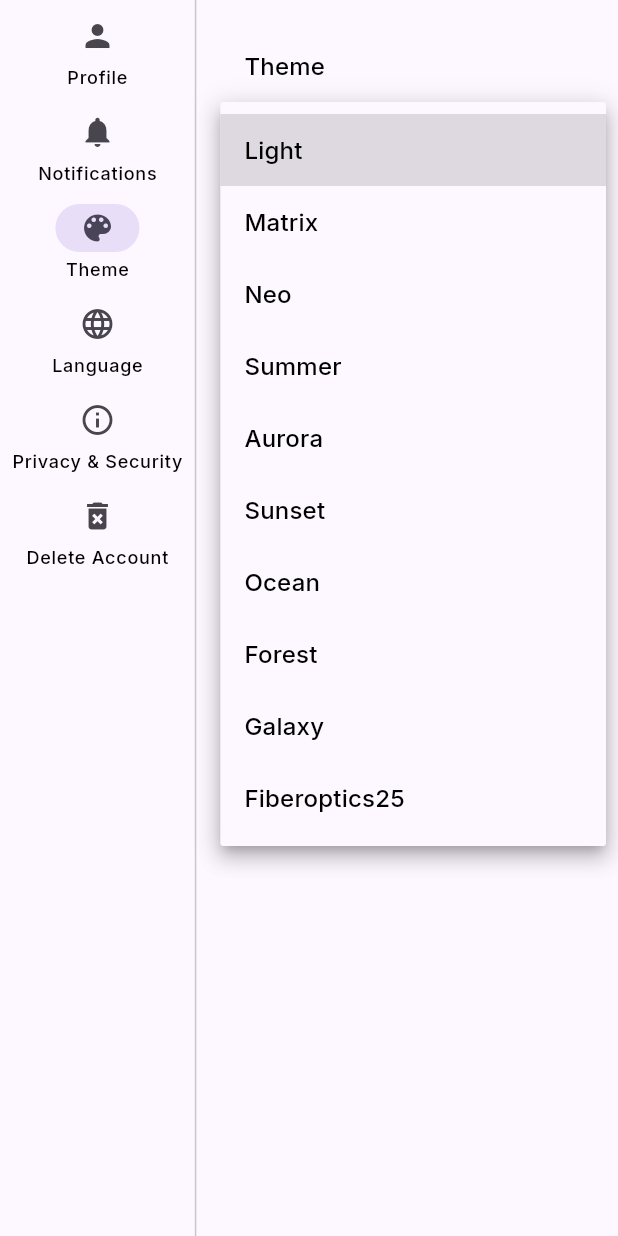
After one commit to CodeNinjaGuy/togetherdo, a Flutter app: the ProfileScreenDesktop screen opened directly, after a tap on "Notifications", after a tap on "Theme", after a tap on "Light", on a phone screen of 412 x 824 dp. The commit adds this screen. Run offline on Flutter 3.47's test engine with Material 3 defaults, Android fonts, the phone set to English and light mode, and no system bars; our stand-ins replace cloud_firestore, cloud_functions, equatable, firebase_auth, firebase_core, firebase_messaging and 7 more; accounts and stored records are empty.

Commit message:
Profilscreen finalisiert, Desktop/iPad-Layout, Theme-Auswahl, Datenschutz-Info, Navigation-Stack-Fix, UI-Polish

```diff
--- a/lib/screens/home/home_screen.dart
+++ b/lib/screens/home/home_screen.dart
@@ -76,10 +76,10 @@ class _HomeScreenState extends State<HomeScreen> {
                 });
                 switch (index) {
                   case 0:
-                    context.push('/');
+                    context.go('/');
                     break;
                   case 1:
-                    context.push('/profile');
+                    context.go('/profile');
                     break;
                 }
               },
--- /dev/null
+++ b/lib/screens/profile/profile_screen_desktop.dart
@@ -0,0 +1,386 @@
+import 'package:flutter/material.dart';
+import 'package:flutter_bloc/flutter_bloc.dart';
+import 'package:togetherdo/l10n/app_localizations.dart';
+import '../../blocs/auth/auth_bloc.dart';
+import '../../blocs/auth/auth_state.dart';
+import '../../blocs/auth/auth_event.dart';
+import '../../blocs/theme/theme_bloc.dart';
+import '../../blocs/theme/theme_state.dart';
+import '../../blocs/theme/theme_event.dart';
+import '../../widgets/profile/language_selector.dart';
+import 'notification_settings_screen.dart';
+
+class ProfileScreenDesktop extends StatefulWidget {
+  const ProfileScreenDesktop({Key? key}) : super(key: key);
+
+  @override
+  State<ProfileScreenDesktop> createState() => _ProfileScreenDesktopState();
+}
+
+class _ProfileScreenDesktopState extends State<ProfileScreenDesktop> {
+  int _selectedIndex = 0;
+
+  @override
+  Widget build(BuildContext context) {
+    final l10n = AppLocalizations.of(context);
+    if (l10n == null) {
+      return const Center(child: CircularProgressIndicator());
+    }
+
+    final List<_ProfileSection> sections = [
+      _ProfileSection(
+        icon: Icons.person,
+        label: l10n.profile,
+        builder: _buildProfileSection,
+      ),
+      _ProfileSection(
+        icon: Icons.notifications,
+        label: l10n.notifications,
+        builder: _buildNotificationSection,
+      ),
+      _ProfileSection(
+        icon: Icons.color_lens,
+        label: l10n.theme,
+        builder: _buildThemeSection,
+      ),
+      _ProfileSection(
+        icon: Icons.language,
+        label: l10n.language,
+        builder: _buildLanguageSection,
+      ),
+      _ProfileSection(
+        icon: Icons.info_outline,
+        label: l10n.privacySecurity,
+        builder: _buildPrivacySection,
+      ),
+      _ProfileSection(
+        icon: Icons.delete_forever,
+        label: l10n.deleteAccount,
+        builder: _buildDeleteAccountSection,
+      ),
+    ];
+
+    return Scaffold(
+      body: Row(
+        children: [
+          NavigationRail(
+            selectedIndex: _selectedIndex,
+            onDestinationSelected: (index) {
+              setState(() {
+                _selectedIndex = index;
+              });
+            },
+            labelType: NavigationRailLabelType.all,
+            destinations: [
+              for (final section in sections)
+                NavigationRailDestination(
+                  icon: Icon(section.icon),
+                  label: Text(section.label),
+                ),
+            ],
+          ),
+          const VerticalDivider(width: 1),
+          Expanded(
+            child: Padding(
+              padding: const EdgeInsets.all(32),
+              child: sections[_selectedIndex].builder(context, l10n),
+            ),
+          ),
+        ],
+      ),
+    );
+  }
+
+  Widget _buildProfileSection(BuildContext context, AppLocalizations l10n) {
+    final authState = context.watch<AuthBloc>().state;
+    if (authState is! AuthAuthenticated) {
+      return const Center(child: CircularProgressIndicator());
+    }
+    final user = authState.user;
+    final displayNameController = TextEditingController(text: user.displayName);
+    bool isEditing = false;
+
+    return StatefulBuilder(
+      builder: (context, setState) {
+        return Column(
+          crossAxisAlignment: CrossAxisAlignment.start,
+          children: [
+            Row(
+              children: [
+                Stack(
+                  children: [
+                    CircleAvatar(
+                      radius: 40,
+                      backgroundImage: user.avatarUrl != null
+                          ? NetworkImage(user.avatarUrl!)
+                          : null,
+                      child: user.avatarUrl == null
+                          ? Text(
+                              user.displayName.isNotEmpty
+                                  ? user.displayName[0].toUpperCase()
+                                  : 'U',
+                              style: const TextStyle(
+                                fontSize: 32,
+                                fontWeight: FontWeight.bold,
+                              ),
+                            )
+                          : null,
+                    ),
+                    Positioned(
+                      bottom: 0,
+                      right: 0,
+                      child: IconButton(
+                        icon: const Icon(Icons.camera_alt),
+                        tooltip: l10n.avatarUpload,
+                        onPressed: () {
+                          // Avatar-Upload-Logik (optional)
+                        },
+                      ),
+                    ),
+                  ],
+                ),
+                const SizedBox(width: 32),
+                Expanded(
+                  child: Column(
+                    crossAxisAlignment: CrossAxisAlignment.start,
+                    children: [
+                      isEditing
+                          ? TextFormField(
+                              controller: displayNameController,
+                              decoration: InputDecoration(
+                                labelText: l10n.displayName,
+                                border: const OutlineInputBorder(),
+                              ),
+                            )
+                          : Text(
+                              user.displayName,
+                              style: Theme.of(context).textTheme.headlineSmall,
+                            ),
+                      const SizedBox(height: 8),
+                      Text(user.email),
+                      const SizedBox(height: 8),
+                      Text(
+                        '${l10n.memberSince} ${_formatDate(user.createdAt)}',
+                      ),
+                    ],
+                  ),
+                ),
+                const SizedBox(width: 16),
+                isEditing
+                    ? Row(
+                        children: [
+                          ElevatedButton(
+                            onPressed: () {
+                              // Speichern
+                              context.read<AuthBloc>().add(
+                                AuthUpdateProfileRequested(
+                                  displayName: displayNameController.text
+                                      .trim(),
+                                ),
+                              );
+                              setState(() => isEditing = false);
+                            },
+                            child: Text(l10n.save),
+                          ),
+                          const SizedBox(width: 8),
+                          OutlinedButton(
+                            onPressed: () {
+                              displayNameController.text = user.displayName;
+                              setState(() => isEditing = false);
+                            },
+                            child: Text(l10n.cancel),
+                          ),
+                        ],
+                      )
+                    : OutlinedButton.icon(
+                        onPressed: () => setState(() => isEditing = true),
+                        icon: const Icon(Icons.edit),
+                        label: Text(l10n.editProfile),
+                      ),
+              ],
+            ),
+          ],
+        );
+      },
+    );
+  }
+
+  String _formatDate(DateTime date) {
+    return '${date.day.toString().padLeft(2, '0')}.${date.month.toString().padLeft(2, '0')}.${date.year}';
+  }
+
+  Widget _buildNotificationSection(
+    BuildContext context,
+    AppLocalizations l10n,
+  ) {
+    return const NotificationSettingsScreen();
+  }
+
+  Widget _buildThemeSection(BuildContext context, AppLocalizations l10n) {
+    return BlocBuilder<ThemeBloc, ThemeState>(
+      builder: (context, themeState) {
+        String currentTheme = 'Light';
+        if (themeState is ThemeLoadSuccess) {
+          currentTheme = themeState.themeName;
+        } else if (themeState is ThemeChangedSuccess) {
+          currentTheme = themeState.themeName;
+        }
+        return Column(
+          crossAxisAlignment: CrossAxisAlignment.start,
+          children: [
+            Text(l10n.theme, style: Theme.of(context).textTheme.titleMedium),
+            const SizedBox(height: 16),
+            DropdownButtonFormField<String>(
+              value: currentTheme,
+              decoration: InputDecoration(
+                labelText: l10n.theme,
+                border: const OutlineInputBorder(),
+              ),
+              items:
+                  [
+                    'Light',
+                    'Matrix',
+                    'Neo',
+                    'Summer',
+                    'Aurora',
+                    'Sunset',
+                    'Ocean',
+                    'Forest',
+                    'Galaxy',
+                    'Fiberoptics25',
+                  ].map((theme) {
+                    String localizedThemeName;
+                    switch (theme) {
+                      case 'Light':
+                        localizedThemeName = l10n.theme_light;
+                        break;
+                      case 'Matrix':
+                        localizedThemeName = l10n.theme_matrix;
+                        break;
+                      case 'Neo':
+                        localizedThemeName = l10n.theme_neo;
+                        break;
+                      case 'Summer':
+                        localizedThemeName = l10n.theme_summer;
+                        break;
+                      case 'Aurora':
+                        localizedThemeName = l10n.theme_aurora;
+                        break;
+                      case 'Sunset':
+                        localizedThemeName = l10n.theme_sunset;
+                        break;
+                      case 'Ocean':
+                        localizedThemeName = l10n.theme_ocean;
+                        break;
+                      case 'Forest':
+                        localizedThemeName = l10n.theme_forest;
+                        break;
+                      case 'Galaxy':
+                        localizedThemeName = l10n.theme_galaxy;
+                        break;
+                      case 'Fiberoptics25':
+                        localizedThemeName = l10n.theme_fiberoptics25;
+                        break;
+                      default:
+                        localizedThemeName = theme;
+                    }
+                    return DropdownMenuItem(
+                      value: theme,
+                      child: Text(localizedThemeName),
+                    );
+                  }).toList(),
+              onChanged: (value) {
+                if (value != null) {
+                  context.read<ThemeBloc>().add(ThemeChanged(value));
+                }
+              },
+            ),
+          ],
+        );
+      },
+    );
+  }
+
+  Widget _buildLanguageSection(BuildContext context, AppLocalizations l10n) {
+    return Column(
+      crossAxisAlignment: CrossAxisAlignment.start,
+      children: [
+        Text(l10n.language, style: Theme.of(context).textTheme.titleMedium),
+        const LanguageSelector(),
+      ],
+    );
+  }
+
+  Widget _buildPrivacySection(BuildContext context, AppLocalizations l10n) {
+    return Column(
+      crossAxisAlignment: CrossAxisAlignment.start,
+      children: [
+        Text(
+          l10n.privacySecurity,
+          style: Theme.of(context).textTheme.titleMedium,
+        ),
+        const SizedBox(height: 16),
+        Text(l10n.privacySecurityDescription),
+        const SizedBox(height: 16),
+        Text(
+          l10n.privacySecuritySteps,
+          style: Theme.of(context).textTheme.titleSmall,
+        ),
+        const SizedBox(height: 8),
+        Text('• ${l10n.privacySecurityStep1}'),
+        Text('• ${l10n.privacySecurityStep2}'),
+        Text('• ${l10n.privacySecurityStep3}'),
+        const SizedBox(height: 16),
+        Text(
+          l10n.privacySecurityIrreversible,
+          style: Theme.of(context).textTheme.bodySmall,
+        ),
+      ],
+    );
+  }
+
+  Widget _buildDeleteAccountSection(
+    BuildContext context,
+    AppLocalizations l10n,
+  ) {
+    return Column(
+      crossAxisAlignment: CrossAxisAlignment.start,
+      children: [
+        Text(
+          l10n.deleteAccount,
+          style: Theme.of(context).textTheme.titleMedium?.copyWith(
+            color: Theme.of(context).colorScheme.error,
+          ),
+        ),
+        const SizedBox(height: 16),
+        Text(
+          l10n.deleteAccountWarning,
+          style: Theme.of(context).textTheme.bodyMedium,
+        ),
+        const SizedBox(height: 16),
+        ElevatedButton.icon(
+          icon: const Icon(Icons.delete_forever),
+          label: Text(l10n.deleteAccount),
+          style: ElevatedButton.styleFrom(
+            backgroundColor: Theme.of(context).colorScheme.error,
+            foregroundColor: Theme.of(context).colorScheme.onError,
+          ),
+          onPressed: () {
+            // TODO: Dialog und Lösch-Logik wie auf Mobile
+          },
+        ),
+      ],
+    );
+  }
+}
+
+class _ProfileSection {
+  final IconData icon;
+  final String label;
+  final Widget Function(BuildContext, AppLocalizations) builder;
+  _ProfileSection({
+    required this.icon,
+    required this.label,
+    required this.builder,
+  });
+}
```
Also changed, not shown: lib/screens/profile/profile_screen.dart (+11 -0 lines).
